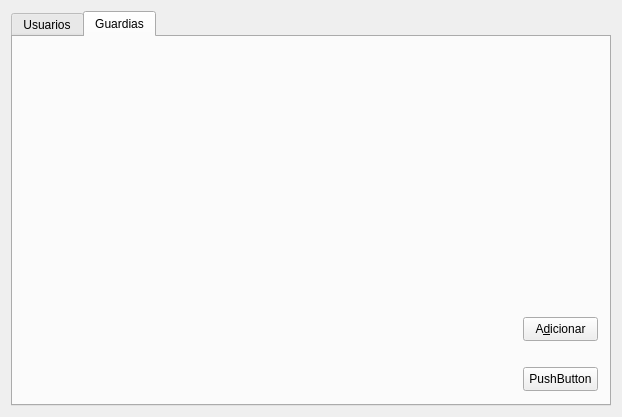
Old version of the form usmods/cusermods.ui in the repository delverdl/shelter-sp.
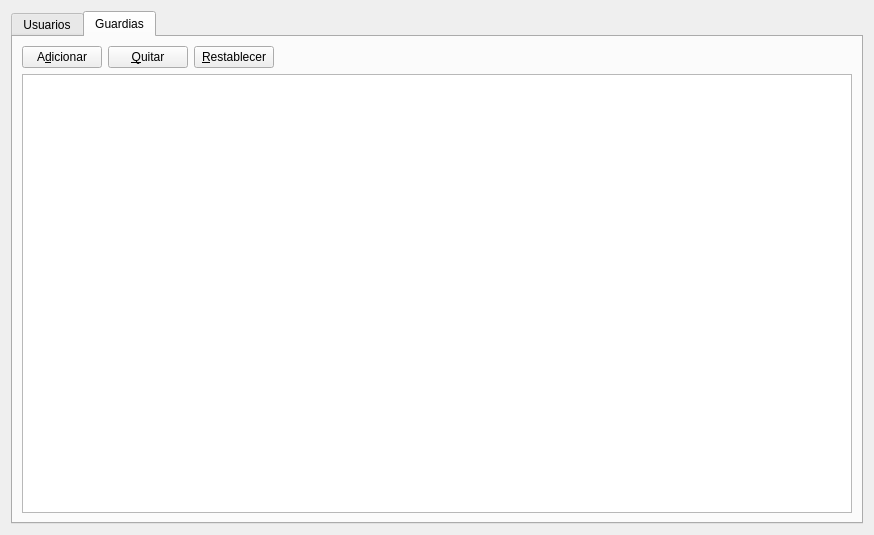
New version of the form. The open tabs and pages were chosen to show the change.

```diff
--- a/usmods/cusermods.ui
+++ b/usmods/cusermods.ui
@@ -9,8 +9,8 @@
    <rect>
     <x>0</x>
     <y>0</y>
-    <width>622</width>
-    <height>417</height>
+    <width>874</width>
+    <height>535</height>
    </rect>
   </property>
   <property name="windowTitle">
@@ -31,32 +31,55 @@
       <attribute name="title">
        <string>Guardias</string>
       </attribute>
+      <layout class="QGridLayout" name="gloGuards">
+       <item row="0" column="1">
+        <widget class="QPushButton" name="pbRemove">
+         <property name="enabled">
+          <bool>true</bool>
+         </property>
+         <property name="text">
+          <string>&amp;Quitar</string>
+         </property>
+        </widget>
+       </item>
+       <item row="0" column="0">
       <widget class="QPushButton" name="pbAdd">
-       <property name="geometry">
-        <rect>
-         <x>510</x>
-         <y>280</y>
-         <width>75</width>
-         <height>24</height>
-        </rect>
+         <property name="enabled">
+          <bool>true</bool>
        </property>
        <property name="text">
         <string>A&amp;dicionar</string>
        </property>
       </widget>
-      <widget class="QPushButton" name="pushButton_2">
-       <property name="geometry">
-        <rect>
-         <x>510</x>
-         <y>330</y>
-         <width>75</width>
-         <height>24</height>
-        </rect>
-       </property>
+       </item>
+       <item row="1" column="0" colspan="4">
+        <widget class="QTableView" name="tvwGuards">
+         <property name="selectionBehavior">
+          <enum>QAbstractItemView::SelectionBehavior::SelectRows</enum>
+         </property>
+        </widget>
+       </item>
+       <item row="0" column="3">
+        <spacer name="hspGuardButtons">
+         <property name="orientation">
+          <enum>Qt::Orientation::Horizontal</enum>
+         </property>
+         <property name="sizeHint" stdset="0">
+          <size>
+           <width>415</width>
+           <height>20</height>
+          </size>
+         </property>
+        </spacer>
+       </item>
+       <item row="0" column="2">
+        <widget class="QPushButton" name="pbReset">
        <property name="text">
-        <string>PushButton</string>
-       </property>
-      </widget>
+          <string>&amp;Restablecer</string>
+         </property>
+        </widget>
+       </item>
+      </layout>
      </widget>
     </widget>
    </item>
```
Left out of the diff: 4 changed lines with no effect on the pictures. Lines whose indentation alone changed are shown as unchanged.
